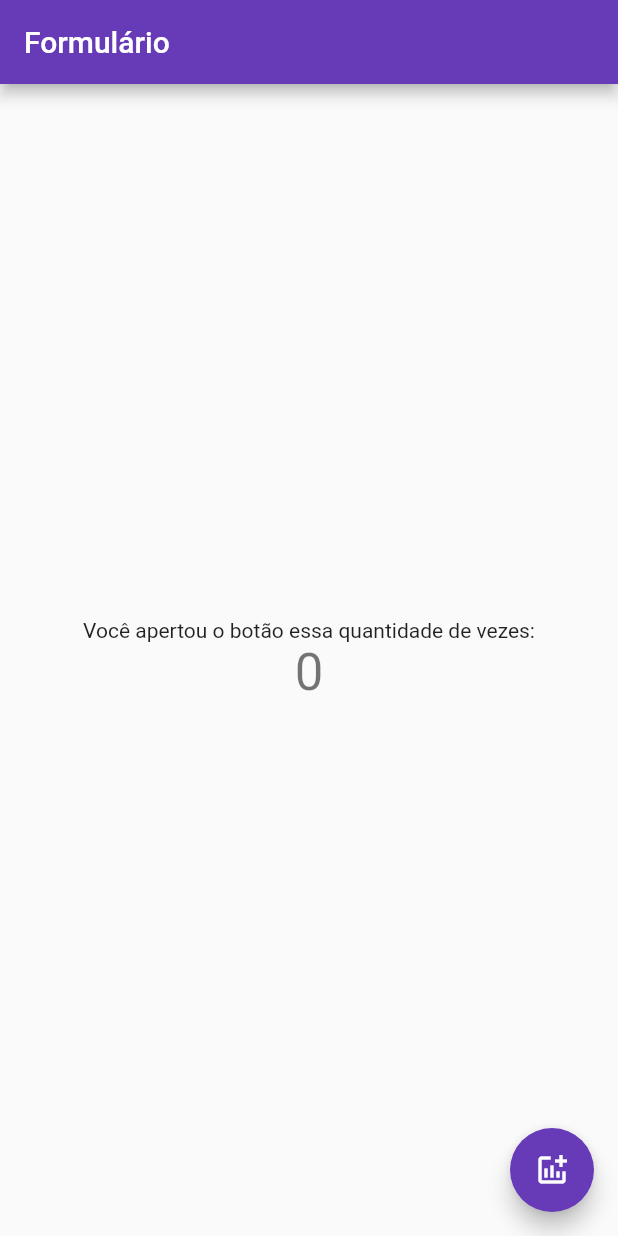
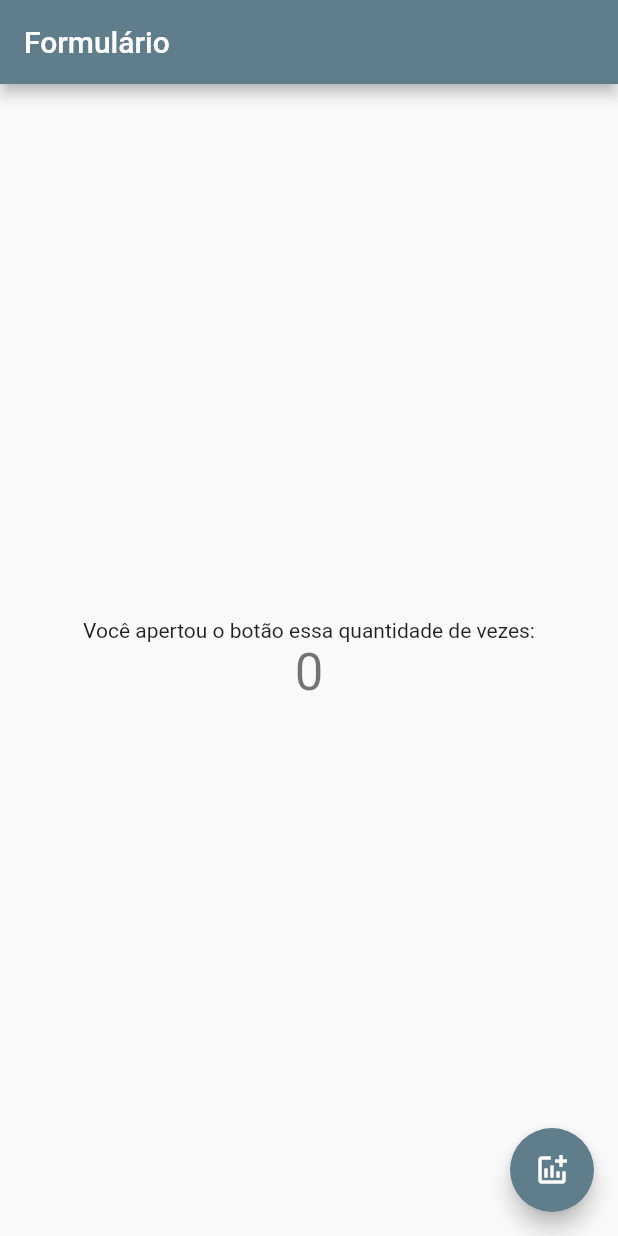
Before and after one commit to tarcisioribeiro-zz/Flutter, a Flutter app: the screen it shows after launch, on a phone screen of 412 x 824 dp. Run offline on Flutter 3.47's test engine with Material 2 defaults, Android fonts, the phone set to English and light mode, and no system bars; our stand-ins replace shared_preferences.

```diff
--- a/formulario/lib/main.dart
+++ b/formulario/lib/main.dart
@@ -11,7 +11,7 @@ class MyApp extends StatelessWidget {
       title: 'Aplicativo de Formulário',
       debugShowCheckedModeBanner: false,
       theme: ThemeData(
-        primarySwatch: Colors.deepPurple,
+        primarySwatch: Colors.blueGrey,
         visualDensity: VisualDensity.adaptivePlatformDensity,
       ),
       home: MyHomePage(title: 'Formulário'),
```
